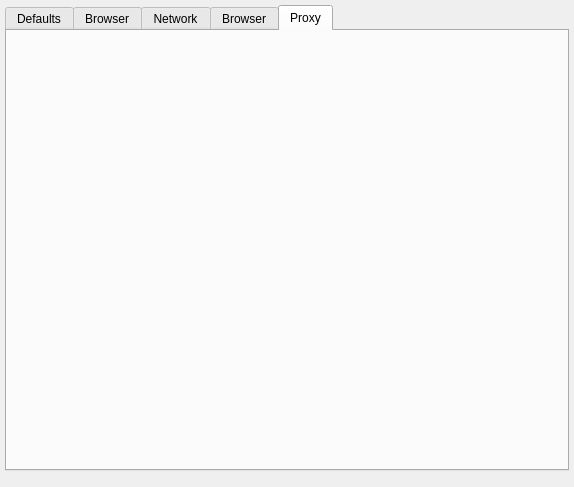
HJCMS/xhtmldbg, file src/configdialog/configdialogui.ui: the form before one commit.
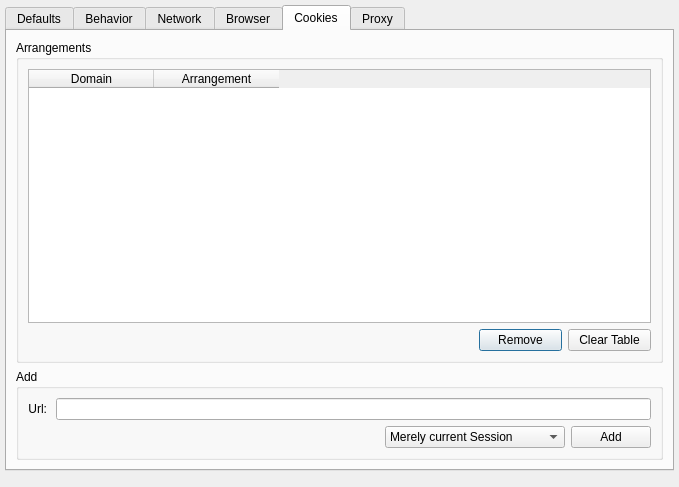
The form after the commit. The open tabs and pages were chosen to show the change. Custom widgets are drawn as their Qt base class.

What changed in the file:
```diff
--- a/src/configdialog/configdialogui.ui
+++ b/src/configdialog/configdialogui.ui
@@ -6,10 +6,16 @@
    <rect>
     <x>0</x>
     <y>0</y>
-    <width>574</width>
+    <width>679</width>
     <height>487</height>
    </rect>
   </property>
+  <property name="minimumSize">
+   <size>
+    <width>600</width>
+    <height>0</height>
+   </size>
+  </property>
   <property name="windowTitle">
    <string>Configure xhtmldbg[*]</string>
   </property>
@@ -159,7 +165,7 @@
      </widget>
      <widget class="QWidget" name="tab2">
       <attribute name="title">
-       <string>Browser</string>
+       <string>Behavior</string>
       </attribute>
       <layout class="QVBoxLayout" name="verticalLayout_5">
        <item>
@@ -538,7 +544,214 @@
      </widget>
      <widget class="QWidget" name="tab5">
       <attribute name="title">
-       <string>Proxy</string>
+       <string notr="true">Cookies</string>
+      </attribute>
+      <layout class="QVBoxLayout" name="verticalLayout_9">
+       <item>
+        <widget class="QGroupBox" name="groupBox_5">
+         <property name="title">
+          <string>Arrangements</string>
+         </property>
+         <layout class="QGridLayout" name="gridLayout_2">
+          <item row="1" column="0" colspan="2">
+           <spacer name="horizontalSpacer_3">
+            <property name="orientation">
+             <enum>Qt::Horizontal</enum>
+            </property>
+            <property name="sizeHint" stdset="0">
+             <size>
+              <width>445</width>
+              <height>20</height>
+             </size>
+            </property>
+           </spacer>
+          </item>
+          <item row="1" column="2">
+           <widget class="QPushButton" name="removeCookieItem">
+            <property name="text">
+             <string>Remove</string>
+            </property>
+           </widget>
+          </item>
+          <item row="1" column="3">
+           <widget class="QPushButton" name="removeAllCookies">
+            <property name="text">
+             <string>Clear Table</string>
+            </property>
+           </widget>
+          </item>
+          <item row="0" column="0" colspan="4">
+           <widget class="EditCookiesTable" name="cookiesTable">
+            <property name="contextMenuPolicy">
+             <enum>Qt::NoContextMenu</enum>
+            </property>
+            <property name="editTriggers">
+             <set>QAbstractItemView::DoubleClicked</set>
+            </property>
+            <property name="tabKeyNavigation">
+             <bool>true</bool>
+            </property>
+            <property name="showDropIndicator" stdset="0">
+             <bool>false</bool>
+            </property>
+            <property name="dragDropOverwriteMode">
+             <bool>false</bool>
+            </property>
+            <property name="alternatingRowColors">
+             <bool>true</bool>
+            </property>
+            <property name="selectionMode">
+             <enum>QAbstractItemView::SingleSelection</enum>
+            </property>
+            <property name="selectionBehavior">
+             <enum>QAbstractItemView::SelectRows</enum>
+            </property>
+            <property name="gridStyle">
+             <enum>Qt::DashLine</enum>
+            </property>
+            <property name="wordWrap">
+             <bool>false</bool>
+            </property>
+            <property name="rowCount">
+             <number>0</number>
+            </property>
+            <property name="columnCount">
+             <number>2</number>
+            </property>
+            <attribute name="horizontalHeaderDefaultSectionSize">
+             <number>125</number>
+            </attribute>
+            <attribute name="horizontalHeaderHighlightSections">
+             <bool>false</bool>
+            </attribute>
+            <attribute name="horizontalHeaderMinimumSectionSize">
+             <number>125</number>
+            </attribute>
+            <attribute name="horizontalHeaderShowSortIndicator" stdset="0">
+             <bool>true</bool>
+            </attribute>
+            <attribute name="horizontalHeaderStretchLastSection">
+             <bool>false</bool>
+            </attribute>
+            <attribute name="verticalHeaderVisible">
+             <bool>false</bool>
+            </attribute>
+            <attribute name="verticalHeaderVisible">
+             <bool>false</bool>
+            </attribute>
+            <attribute name="horizontalHeaderShowSortIndicator" stdset="0">
+             <bool>true</bool>
+            </attribute>
+            <attribute name="horizontalHeaderStretchLastSection">
+             <bool>false</bool>
+            </attribute>
+            <attribute name="horizontalHeaderMinimumSectionSize">
+             <number>125</number>
+            </attribute>
+            <attribute name="horizontalHeaderHighlightSections">
+             <bool>false</bool>
+            </attribute>
+            <attribute name="horizontalHeaderDefaultSectionSize">
+             <number>125</number>
+            </attribute>
+            <column>
+             <property name="text">
+              <string>Domain</string>
+             </property>
+            </column>
+            <column>
+             <property name="text">
+              <string>Arrangement</string>
+             </property>
+            </column>
+           </widget>
+          </item>
+         </layout>
+        </widget>
+       </item>
+       <item>
+        <widget class="QGroupBox" name="groupBox_6">
+         <property name="title">
+          <string>Add</string>
+         </property>
+         <layout class="QVBoxLayout" name="verticalLayout_8">
+          <item>
+           <layout class="QHBoxLayout" name="horizontalLayout_4">
+            <item>
+             <widget class="QLabel" name="label_8">
+              <property name="text">
+               <string>Url:</string>
+              </property>
+              <property name="alignment">
+               <set>Qt::AlignRight|Qt::AlignTrailing|Qt::AlignVCenter</set>
+              </property>
+              <property name="indent">
+               <number>3</number>
+              </property>
+             </widget>
+            </item>
+            <item>
+             <widget class="QLineEdit" name="addCookieDomain"/>
+            </item>
+           </layout>
+          </item>
+          <item>
+           <layout class="QHBoxLayout" name="horizontalLayout_5">
+            <item>
+             <spacer name="horizontalSpacer_4">
+              <property name="orientation">
+               <enum>Qt::Horizontal</enum>
+              </property>
+              <property name="sizeHint" stdset="0">
+               <size>
+                <width>40</width>
+                <height>20</height>
+               </size>
+              </property>
+             </spacer>
+            </item>
+            <item>
+             <widget class="QComboBox" name="selectedArrangementType">
+              <property name="minimumSize">
+               <size>
+                <width>180</width>
+                <height>0</height>
+               </size>
+              </property>
+              <item>
+               <property name="text">
+                <string>Merely current Session</string>
+               </property>
+              </item>
+              <item>
+               <property name="text">
+                <string>Always Blocked</string>
+               </property>
+              </item>
+              <item>
+               <property name="text">
+                <string>Always Allowed</string>
+               </property>
+              </item>
+             </widget>
+            </item>
+            <item>
+             <widget class="QPushButton" name="addCookieArrangement">
+              <property name="text">
+               <string>Add</string>
+              </property>
+             </widget>
+            </item>
+           </layout>
+          </item>
+         </layout>
+        </widget>
+       </item>
+      </layout>
+     </widget>
+     <widget class="QWidget" name="tab6">
+      <attribute name="title">
+       <string notr="true">Proxy</string>
       </attribute>
      </widget>
     </widget>
@@ -555,6 +768,13 @@
    </item>
   </layout>
  </widget>
+ <customwidgets>
+  <customwidget>
+   <class>EditCookiesTable</class>
+   <extends>QTableWidget</extends>
+   <header>editcookiestable.h</header>
+  </customwidget>
+ </customwidgets>
  <resources/>
  <connections/>
 </ui>
```
